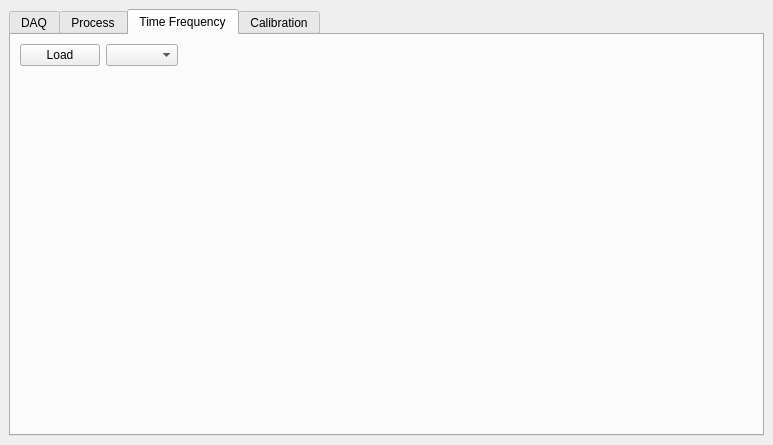
First picture: the form in gui.ui, repository nogleo/datanog, before the edit.
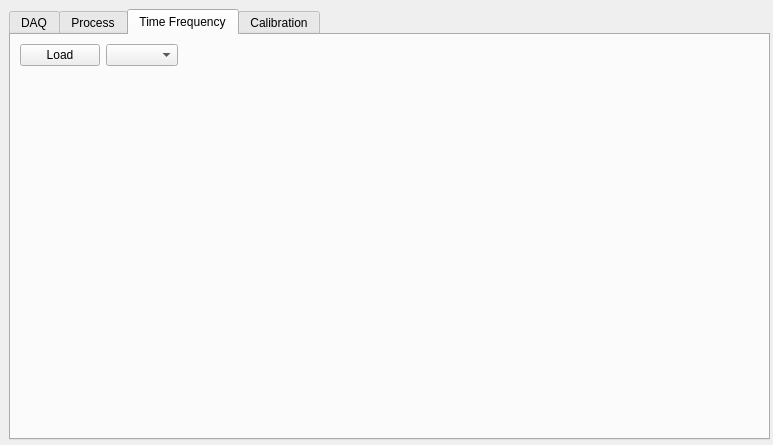
Second picture: the form after the edit. The open tabs and pages were chosen to show the change.

```diff
--- a/gui.ui
+++ b/gui.ui
@@ -38,9 +38,15 @@
      <verstretch>1</verstretch>
     </sizepolicy>
    </property>
-   <layout class="QGridLayout" name="gridLayout_4">
-    <item row="0" column="1">
      <widget class="QTabWidget" name="tabWidget">
+    <property name="geometry">
+     <rect>
+      <x>9</x>
+      <y>9</y>
+      <width>761</width>
+      <height>431</height>
+     </rect>
+    </property>
       <property name="sizePolicy">
        <sizepolicy hsizetype="Expanding" vsizetype="Expanding">
         <horstretch>1</horstretch>
@@ -367,8 +373,6 @@
        </layout>
       </widget>
      </widget>
-    </item>
-   </layout>
   </widget>
  </widget>
  <resources/>
```
Left out of the diff: 4 changed lines with no effect on the pictures. Lines whose indentation alone changed are shown as unchanged.
